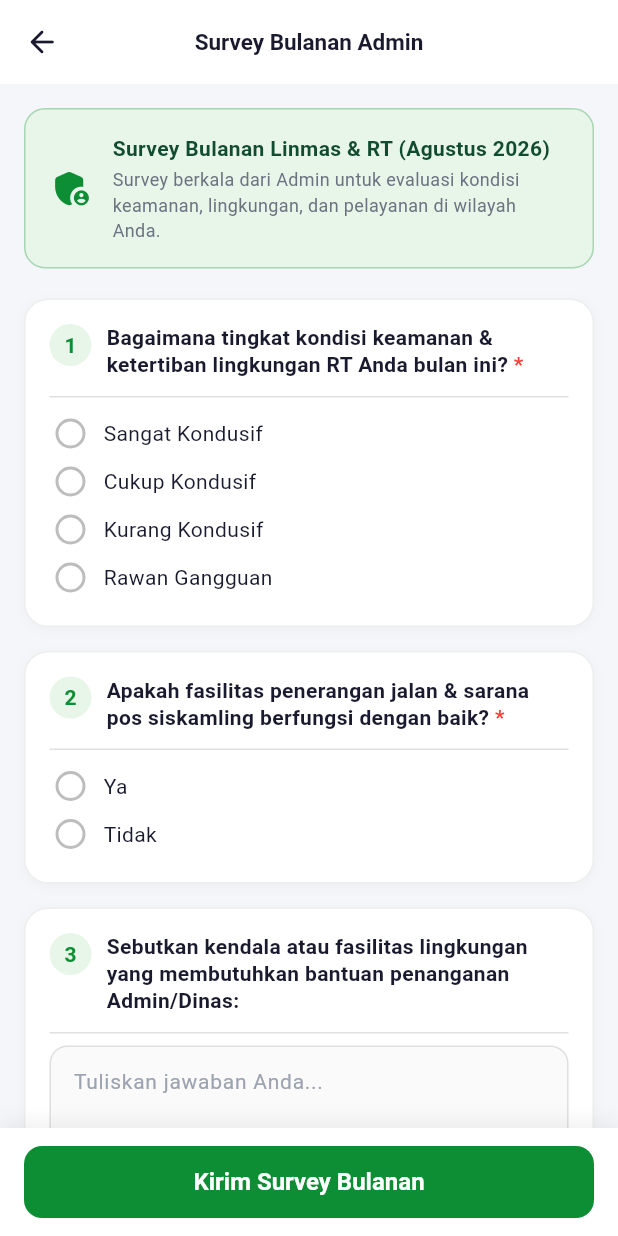
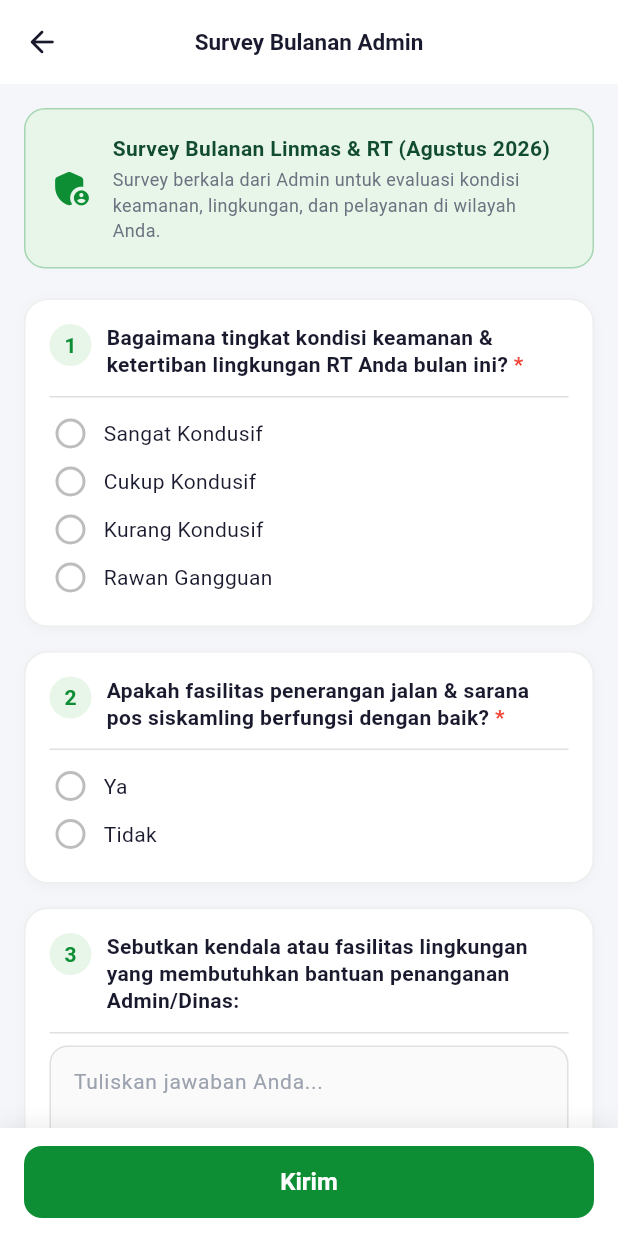
Before and after one commit to bukansaddam/mobile, a Flutter app: the SurveyScreen screen opened by its route, on a phone screen of 412 x 824 dp. Run offline on Flutter 3.47's test engine with Material 3 defaults, Android fonts, the phone set to English and light mode, and no system bars; our stand-ins replace audioplayers, bloc, camera, dio, equatable, flutter_bloc and 14 more; missing offline and left inert: flutter_background_service, google_speech, record; accounts and stored records are empty; network calls fail.

Commit message:
🌈 style: standardize button labels to Kirim and update navigation text to KEMBALI KE HALAMAN UTAMA

```diff
--- a/lib/features/linmas/activation/presentation/pages/activation_detail_screen.dart
+++ b/lib/features/linmas/activation/presentation/pages/activation_detail_screen.dart
@@ -163,7 +163,7 @@ class _ActivationDetailScreenState extends State<ActivationDetailScreen> {
                           elevation: 2,
                         ),
                         child: Text(
-                          'Kirim Bukti Laporan Foto',
+                          'Kirim',
                           style: AppTextStyles.titleMedium.copyWith(
                             color: AppColors.white,
                             fontWeight: FontWeight.bold,
--- a/lib/features/linmas/activation/presentation/widgets/add_report_bottom_sheet.dart
+++ b/lib/features/linmas/activation/presentation/widgets/add_report_bottom_sheet.dart
@@ -471,9 +471,7 @@ class _AddReportBottomSheetState extends State<AddReportBottomSheet> {
                           )
                         : null,
                     label: Text(
-                      _isSubmitting
-                          ? 'Mengirim...'
-                          : 'Kirim ${_photoUrls.length} Foto Laporan',
+                      _isSubmitting ? 'Mengirim...' : 'Kirim',
                       style: AppTextStyles.titleMedium.copyWith(
                         color: AppColors.white,
                         fontWeight: FontWeight.bold,
--- a/lib/features/linmas/home/presentation/widgets/tracking_config_modal.dart
+++ b/lib/features/linmas/home/presentation/widgets/tracking_config_modal.dart
@@ -261,9 +261,7 @@ class TrackingConfigModal {
                             )
                           : const Icon(Icons.send_rounded),
                       label: Text(
-                        trackingState.isSending
-                            ? 'Mengirim...'
-                            : 'Kirim Lokasi Ke API Sekarang',
+                        trackingState.isSending ? 'Mengirim...' : 'Kirim',
                       ),
                       style: ElevatedButton.styleFrom(
                         backgroundColor: AppColors.primary,
--- a/lib/features/linmas/presensi/presentation/pages/presensi_screen.dart
+++ b/lib/features/linmas/presensi/presentation/pages/presensi_screen.dart
@@ -619,7 +619,7 @@ class _PresensiScreenState extends State<PresensiScreen>
                         ),
                       ),
                       child: const Text(
-                        'KEMBALI KE UTAMA',
+                        'KEMBALI KE HALAMAN UTAMA',
                         style: TextStyle(
                           fontWeight: FontWeight.w600,
                           fontSize: 13,
@@ -644,7 +644,7 @@ class _PresensiScreenState extends State<PresensiScreen>
                         ),
                       ),
                       child: const Text(
-                        'KEMBALI KE UTAMA',
+                        'KEMBALI KE HALAMAN UTAMA',
                         style: TextStyle(
                           fontWeight: FontWeight.bold,
                           fontSize: 13,
--- a/lib/features/linmas/ronda_malam/presentation/pages/ronda_screen.dart
+++ b/lib/features/linmas/ronda_malam/presentation/pages/ronda_screen.dart
@@ -1942,7 +1942,7 @@ class _RondaScreenState extends State<RondaScreen> {
                           ),
                         )
                       : Text(
-                          isFinalStep ? 'Kirim Laporan' : 'Lanjut',
+                          isFinalStep ? 'Kirim' : 'Lanjut',
                           style: const TextStyle(
                             fontSize: 14,
                             fontWeight: FontWeight.bold,
@@ -2223,7 +2223,7 @@ class _RondaScreenState extends State<RondaScreen> {
                   ),
                 ),
                 child: const Text(
-                  'KEMBALI KE UTAMA',
+                  'KEMBALI KE HALAMAN UTAMA',
                   style: TextStyle(fontWeight: FontWeight.bold, fontSize: 13),
                 ),
               ),
--- a/lib/features/masyarakat/complaint/presentation/pages/create_complaint_page.dart
+++ b/lib/features/masyarakat/complaint/presentation/pages/create_complaint_page.dart
@@ -794,7 +794,7 @@ class _CreateComplaintPageState extends State<CreateComplaintPage> {
                       ),
                     )
                   : Text(
-                      'KIRIM PENGADUAN',
+                      'KIRIM',
                       style: TextStyle(
                         color: Colors.white,
                         fontSize: 15,
--- a/lib/features/masyarakat/profile/presentation/pages/profile_page.dart
+++ b/lib/features/masyarakat/profile/presentation/pages/profile_page.dart
@@ -188,7 +188,7 @@ class _ProfilePageState extends State<ProfilePage> {
                         ),
                       ),
                       child: const Text(
-                        'Kirim Survey',
+                        'Kirim',
                         style: TextStyle(
                           fontSize: 14,
                           fontWeight: FontWeight.bold,
--- a/lib/features/survey/presentation/pages/survey_screen.dart
+++ b/lib/features/survey/presentation/pages/survey_screen.dart
@@ -445,7 +445,7 @@ class _SurveyScreenState extends State<SurveyScreen> {
                               ],
                             )
                           : Text(
-                              'Kirim Survey Bulanan',
+                              'Kirim',
                               style: AppTextStyles.bodyMedium.copyWith(
                                 fontSize: 16,
                                 fontWeight: FontWeight.bold,
@@ -617,7 +617,7 @@ class _SurveyScreenState extends State<SurveyScreen> {
                               ],
                             )
                           : Text(
-                              'Kirim Survey Bulanan',
+                              'Kirim',
                               style: AppTextStyles.bodyMedium.copyWith(
                                 fontSize: 16,
                                 fontWeight: FontWeight.bold,
```
